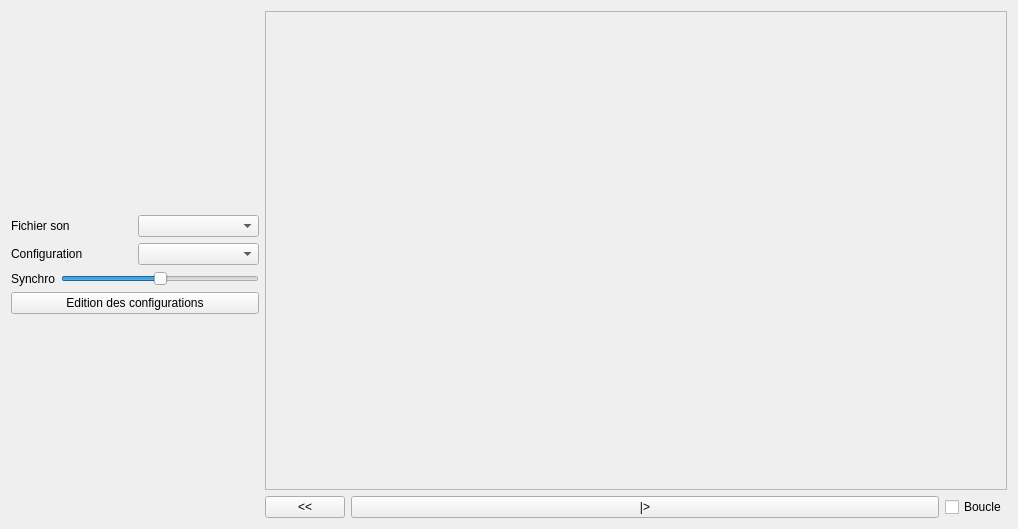
Above: mainWindow/mainWindow/mainwindow.ui from jeremie-garcia/av before the change. Below: the same form after it.
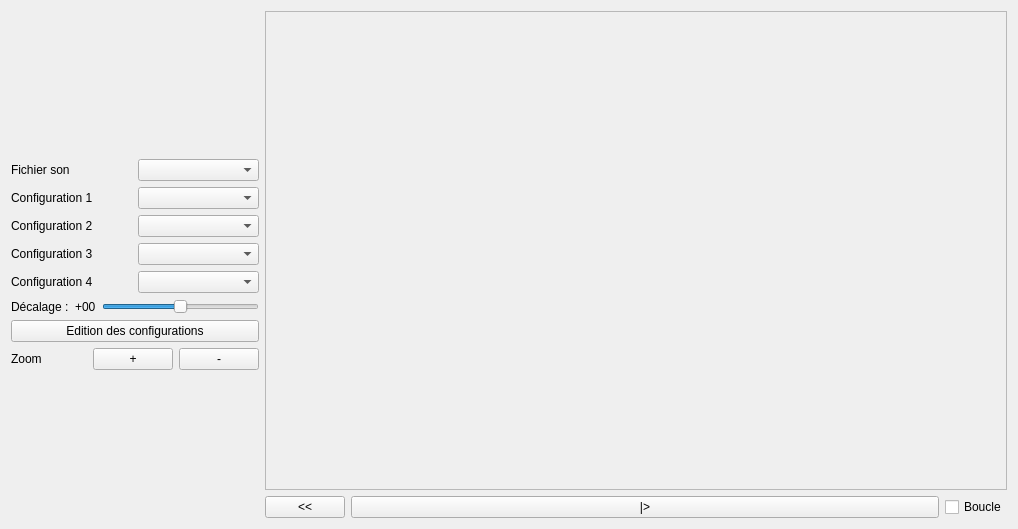
That is the form after the change.

Commit message: Ajout add config, ajout zoom, ajout quad config

Patch:
```diff
--- a/mainWindow/mainWindow/mainwindow.ui
+++ b/mainWindow/mainWindow/mainwindow.ui
@@ -81,7 +81,7 @@
             </sizepolicy>
            </property>
            <property name="text">
-            <string>Configuration</string>
+            <string>Configuration 1</string>
            </property>
           </widget>
          </item>
@@ -90,12 +90,88 @@
          </item>
         </layout>
        </item>
+       <item>
+        <layout class="QHBoxLayout" name="horizontalLayout_6">
+         <property name="bottomMargin">
+          <number>0</number>
+         </property>
+         <item>
+          <widget class="QLabel" name="label_5">
+           <property name="sizePolicy">
+            <sizepolicy hsizetype="Preferred" vsizetype="Maximum">
+             <horstretch>0</horstretch>
+             <verstretch>0</verstretch>
+            </sizepolicy>
+           </property>
+           <property name="text">
+            <string>Configuration 2</string>
+           </property>
+          </widget>
+         </item>
+         <item>
+          <widget class="QComboBox" name="comboBox_3"/>
+         </item>
+        </layout>
+       </item>
+       <item>
+        <layout class="QHBoxLayout" name="horizontalLayout_7">
+         <property name="bottomMargin">
+          <number>0</number>
+         </property>
+         <item>
+          <widget class="QLabel" name="label_6">
+           <property name="sizePolicy">
+            <sizepolicy hsizetype="Preferred" vsizetype="Maximum">
+             <horstretch>0</horstretch>
+             <verstretch>0</verstretch>
+            </sizepolicy>
+           </property>
+           <property name="text">
+            <string>Configuration 3</string>
+           </property>
+          </widget>
+         </item>
+         <item>
+          <widget class="QComboBox" name="comboBox_4"/>
+         </item>
+        </layout>
+       </item>
+       <item>
+        <layout class="QHBoxLayout" name="horizontalLayout_8">
+         <property name="bottomMargin">
+          <number>0</number>
+         </property>
+         <item>
+          <widget class="QLabel" name="label_7">
+           <property name="sizePolicy">
+            <sizepolicy hsizetype="Preferred" vsizetype="Maximum">
+             <horstretch>0</horstretch>
+             <verstretch>0</verstretch>
+            </sizepolicy>
+           </property>
+           <property name="text">
+            <string>Configuration 4</string>
+           </property>
+          </widget>
+         </item>
+         <item>
+          <widget class="QComboBox" name="comboBox_5"/>
+         </item>
+        </layout>
+       </item>
        <item>
         <layout class="QHBoxLayout" name="horizontalLayout_5">
          <item>
           <widget class="QLabel" name="label_3">
            <property name="text">
-            <string>Synchro</string>
+            <string>Décalage :</string>
+           </property>
+          </widget>
+         </item>
+         <item>
+          <widget class="QLabel" name="label_4">
+           <property name="text">
+            <string>+00</string>
            </property>
           </widget>
          </item>
@@ -136,6 +212,31 @@
          </property>
         </widget>
        </item>
+       <item>
+        <layout class="QHBoxLayout" name="horizontalLayout_9">
+         <item>
+          <widget class="QLabel" name="label_8">
+           <property name="text">
+            <string>Zoom</string>
+           </property>
+          </widget>
+         </item>
+         <item>
+          <widget class="QPushButton" name="pushButton_4">
+           <property name="text">
+            <string>+</string>
+           </property>
+          </widget>
+         </item>
+         <item>
+          <widget class="QPushButton" name="pushButton_5">
+           <property name="text">
+            <string>-</string>
+           </property>
+          </widget>
+         </item>
+        </layout>
+       </item>
        <item>
         <spacer name="verticalSpacer_2">
          <property name="orientation">
```
The commit also changes 13 other files.
